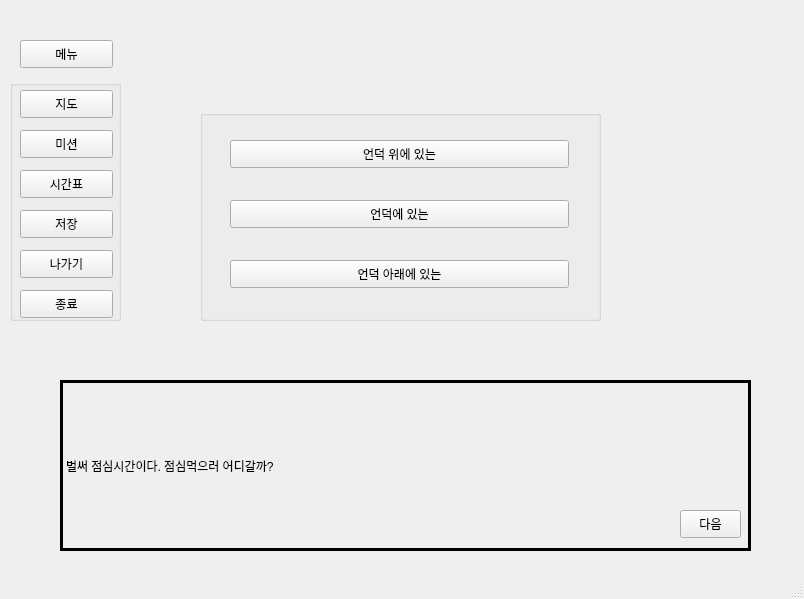
Qt form SSG_sh00/basic_screen/basic_screen.ui (hyeji1221/Sangmyung_Simulation_Game) before a commit.
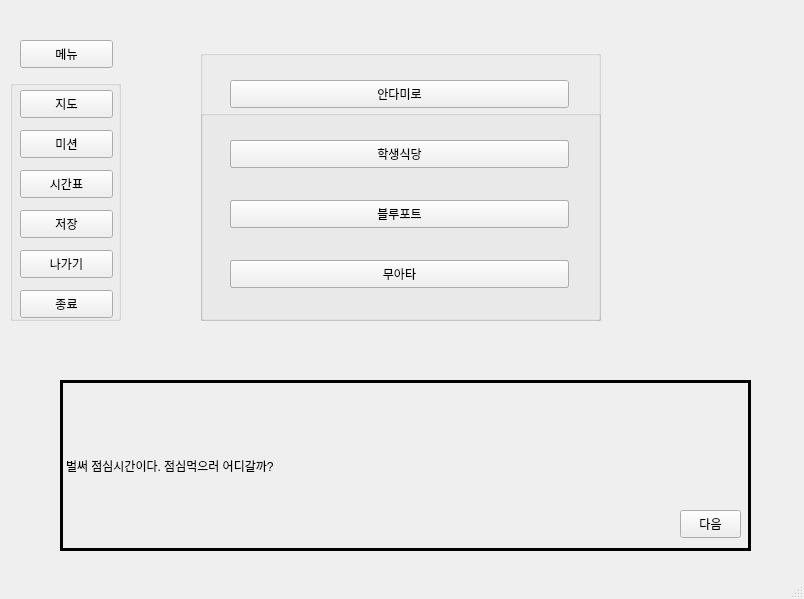
The same form after that commit.

Patch:
```diff
--- a/SSG_sh00/basic_screen/basic_screen.ui
+++ b/SSG_sh00/basic_screen/basic_screen.ui
@@ -219,6 +219,85 @@
      </property>
     </widget>
    </widget>
+   <widget class="QGroupBox" name="optionBox_2">
+    <property name="geometry">
+     <rect>
+      <x>200</x>
+      <y>50</y>
+      <width>401</width>
+      <height>271</height>
+     </rect>
+    </property>
+    <property name="font">
+     <font>
+      <kerning>true</kerning>
+     </font>
+    </property>
+    <property name="title">
+     <string/>
+    </property>
+    <property name="flat">
+     <bool>false</bool>
+    </property>
+    <property name="checkable">
+     <bool>false</bool>
+    </property>
+    <property name="checked">
+     <bool>false</bool>
+    </property>
+    <widget class="QPushButton" name="andamiroButton">
+     <property name="geometry">
+      <rect>
+       <x>30</x>
+       <y>30</y>
+       <width>339</width>
+       <height>28</height>
+      </rect>
+     </property>
+     <property name="text">
+      <string>안다미로</string>
+     </property>
+    </widget>
+    <widget class="QPushButton" name="hillButton_3">
+     <property name="geometry">
+      <rect>
+       <x>30</x>
+       <y>90</y>
+       <width>339</width>
+       <height>28</height>
+      </rect>
+     </property>
+     <property name="text">
+      <string>학생식당</string>
+     </property>
+    </widget>
+    <widget class="QPushButton" name="hillDownButton_3">
+     <property name="geometry">
+      <rect>
+       <x>30</x>
+       <y>150</y>
+       <width>339</width>
+       <height>28</height>
+      </rect>
+     </property>
+     <property name="text">
+      <string>블루포트</string>
+     </property>
+    </widget>
+    <widget class="QPushButton" name="hillUpButton_5">
+     <property name="geometry">
+      <rect>
+       <x>30</x>
+       <y>210</y>
+       <width>339</width>
+       <height>28</height>
+      </rect>
+     </property>
+     <property name="text">
+      <string>무아타</string>
+     </property>
+    </widget>
+   </widget>
   </widget>
   <widget class="QStatusBar" name="statusbar"/>
  </widget>
```
